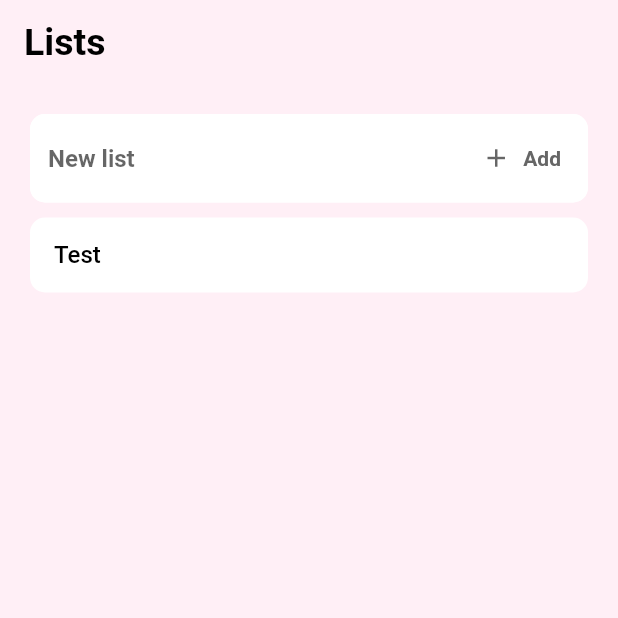
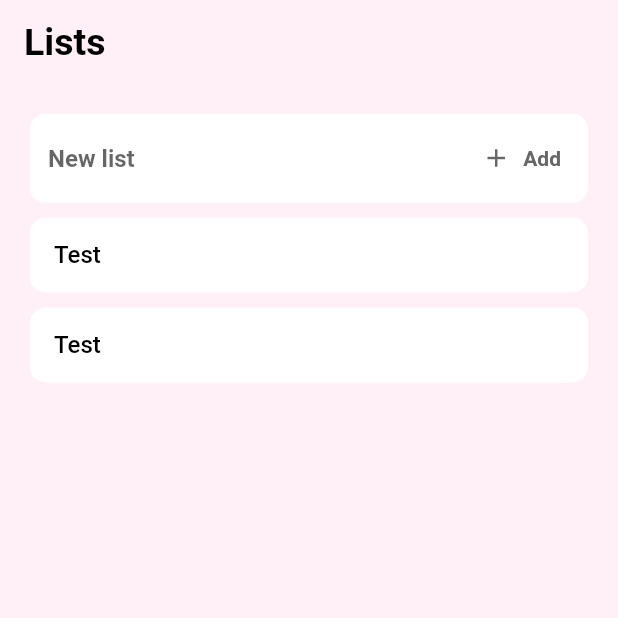
Before and after one commit to enzo-rojo/todo-list-flutter, a Flutter app: the screen it shows after launch, on a phone screen of 412 x 824 dp, the top half of it. Run offline on Flutter 3.47's test engine with Material 2 defaults, Android fonts, the phone set to English and light mode, and no system bars; our stand-ins replace google_fonts.

Commit message:
update : accordion splace

```diff
--- a/lib/ui/home/home.dart
+++ b/lib/ui/home/home.dart
@@ -1,6 +1,6 @@
 import 'package:flutter/material.dart';
 import 'package:todo_list_flutter/ui/home/text_input.dart';
-import 'package:todo_list_flutter/widgets/accordion.dart';
+import 'package:todo_list_flutter/ui/home/accordion.dart';
 
 class HomeScreen extends StatefulWidget {
   const HomeScreen({Key? key}) : super(key: key);
@@ -30,6 +30,10 @@ class _HomeScreenState extends State<HomeScreen> {
               SizedBox(
                 height: 10,
               ),
+              Accordion(title: 'Test', content: 'Test content'),
+              SizedBox(
+                height: 10,
+              ),
               Accordion(title: 'Test', content: 'Test content')
             ],
           ),
```
Also changed, not shown: lib/ui/home/accordion.dart (renamed from lib/widgets/accordion.dart).
